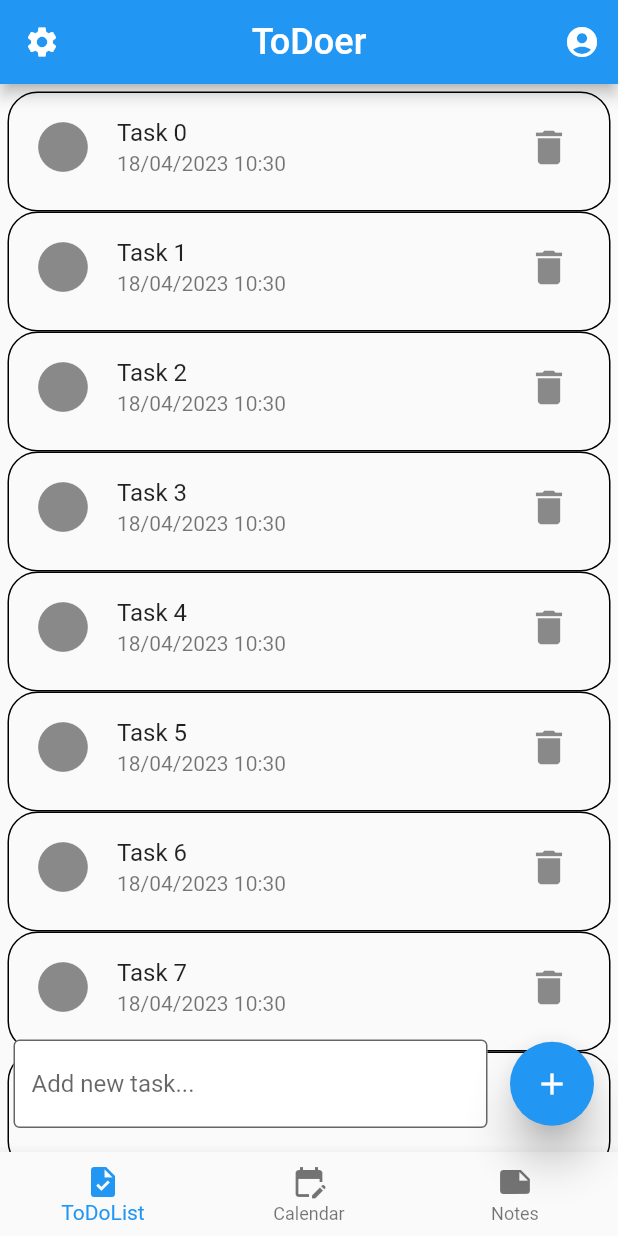
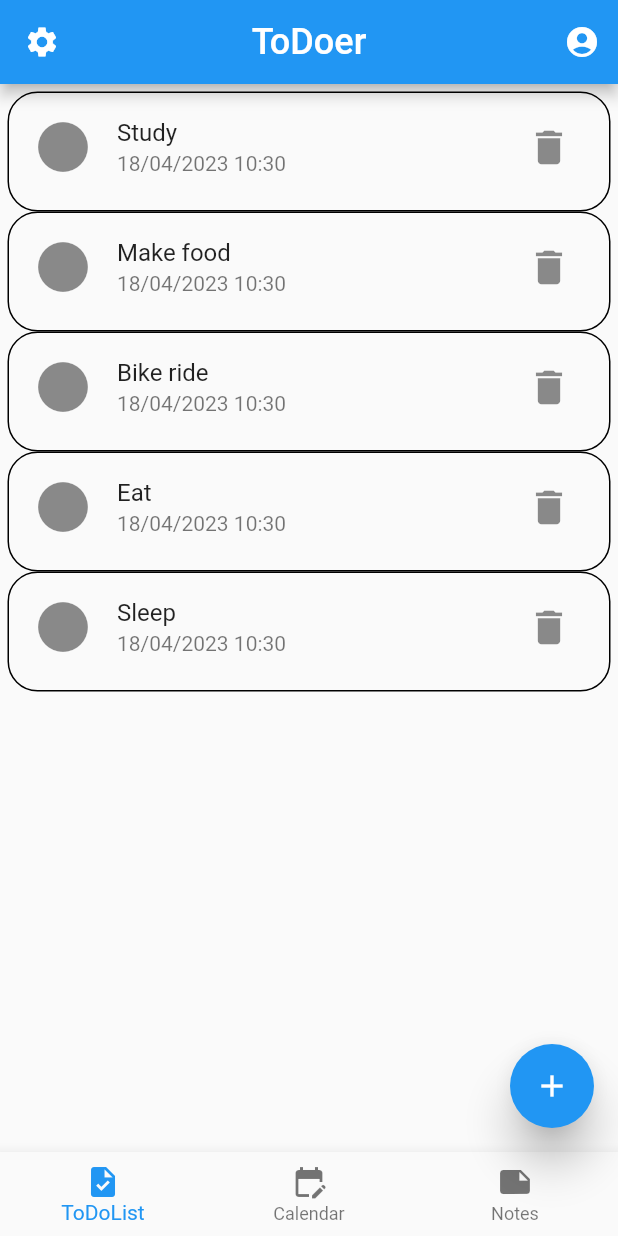
Before and after one commit to dtuukkanen/ToDo, a Flutter app: the screen it shows after launch, after a tap on the "delete" icon, on a phone screen of 412 x 824 dp. Run offline on Flutter 3.47's test engine with Material 2 defaults, Android fonts, the phone set to English and light mode, and no system bars.

```diff
--- a/lib/main.dart
+++ b/lib/main.dart
@@ -3,11 +3,94 @@ import 'package:flutter/material.dart';
 final now = DateTime.now();
 final String time = "${now.day.toString()}/${now.month.toString().padLeft(2,'0')}/${now.year.toString().padLeft(2,'0')} ${now.hour.toString().padLeft(2,'0')}:${now.minute.toString().padLeft(2,'0')}";
 void main() {
-  runApp(const MainApp());
+  runApp(const MaterialApp(
+    debugShowCheckedModeBanner: false,
+    home: MainApp(),
+  ));
 }
 
-class MainApp extends StatelessWidget {
+class MainApp extends StatefulWidget {
   const MainApp({super.key});
+
+  @override
+  State<MainApp> createState() => _MainAppState();
+}
+
+class _MainAppState extends State<MainApp> {
+
+  TextEditingController editingController = TextEditingController();
+  //List<String> tasks = List.generate(10, (index) => 'Task $index');
+  List<String> tasks = ['Class', 'Study', 'Make food', 'Bike ride', 'Eat', 'Sleep'];
+
+  Widget listView() {
+  return ListView.builder(
+    shrinkWrap: true,
+    itemExtent: 80.0,
+    itemCount: tasks.length,
+    itemBuilder: (BuildContext context, int index) {
+      return ListTile(
+        shape: RoundedRectangleBorder(
+          side: const BorderSide(
+          color: Colors.black, width: 1),
+          borderRadius: BorderRadius.circular(20)
+        ),
+        title: Text(tasks[index],
+        textAlign: TextAlign.justify,
+        ),
+        subtitle:  Text(time,
+        textAlign: TextAlign.justify,),
+        leading: const Icon(
+          Icons.circle,
+          size: 40,),
+        trailing: IconButton(
+          icon: const Icon(
+          Icons.delete,
+          size: 30,),
+        onPressed:() {
+          setState(() {
+            tasks.removeAt(index);
+          });
+        },
+        ),
+      );
+    },
+  );
+}
+
+  Widget floatingActionButton() {
+  return FloatingActionButton(
+    elevation: 12,
+    child: const Icon(Icons.add),
+    onPressed: () {
+      showDialog(context: context,
+      builder: (context) {
+        return AlertDialog(
+          title: const Text('Add new task'),
+          content: TextField(
+            controller: editingController,
+            decoration: const InputDecoration(
+              hintText: 'Write new task here...'
+            ),
+          ),
+          actions: <Widget>[
+            TextButton(onPressed: () {
+              Navigator.of(context).pop();
+            },
+            child: const Text('Cancel')
+            ),
+            TextButton(onPressed: () {
+              setState(() {
+                tasks.add(editingController.text);
+                editingController.clear();
+              });
+              Navigator.of(context).pop();
+            }, child: const Text('Add'))
+          ],
+        );
+      });
+    }
+    );
+}
 
   @override
   Widget build(BuildContext context) {
@@ -20,11 +103,7 @@ class MainApp extends StatelessWidget {
           child: listView(),
         ),
         bottomNavigationBar: bottomNavigationBar(context),
-        floatingActionButton: Row(
-          children: [
-            Expanded(child: textField()),
-            floatingActionButton(),
-        ]),
+        floatingActionButton: floatingActionButton()
     )
     );
   }
@@ -52,37 +131,8 @@ AppBar topBar(BuildContext context) {
   );
 }
 
-// create a widget for the list of tasks
-Widget listView() {
-  return ListView.builder(
-    shrinkWrap: true,
-    itemExtent: 80.0,
-    itemCount: 10,
-    itemBuilder: (BuildContext context, int index) {
-      return ListTile(
-        shape: RoundedRectangleBorder(
-          side: const BorderSide(
-          color: Colors.black, width: 1),
-          borderRadius: BorderRadius.circular(20)
-        ),
-        title: Text('Task $index',
-        textAlign: TextAlign.justify,
-        ),
-        subtitle:  Text(time,
-        textAlign: TextAlign.justify,),
-        leading: const Icon(
-          Icons.circle,
-          size: 40,),
-        trailing: IconButton(
-          icon: const Icon(
-          Icons.delete,
-          size: 30,),
-        onPressed:() {},
-        ),
-      );
-    },
-  );
-}
+void onSettingsPressed() {}
+
 
 BottomNavigationBar bottomNavigationBar(BuildContext context) {
   return BottomNavigationBar(items: const [
@@ -101,28 +151,3 @@ BottomNavigationBar bottomNavigationBar(BuildContext context) {
   ],
   );
 }
-
-FloatingActionButton floatingActionButton() {
-  return FloatingActionButton(
-    elevation: 12,
-    child: const Icon(Icons.add),
-    onPressed: () {}
-    );
-}
-
-
-Widget textField() {
-  return Container(
-    margin: const EdgeInsets.only(left: 25.0, right: 15.0),
-    child: const TextField(
-      decoration: InputDecoration(
-        border: OutlineInputBorder(),
-        filled: true,
-        fillColor: Colors.white,
-        hintText: 'Add new task...',
-      ),
-    ),
-  );
-}
-
-void onSettingsPressed() {}
```
